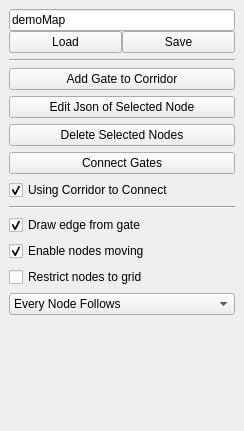
This is include/tmapping/UI/dockBuildMap.ui in StumboEugen/TMapping as Qt 5 draws it before an edit. The edited form follows.
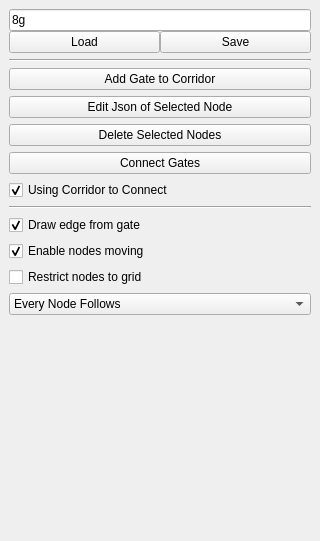
This is the edited form.

```diff
--- a/include/tmapping/UI/dockBuildMap.ui
+++ b/include/tmapping/UI/dockBuildMap.ui
@@ -6,14 +6,14 @@
    <rect>
     <x>0</x>
     <y>0</y>
-    <width>244</width>
-    <height>431</height>
+    <width>320</width>
+    <height>541</height>
    </rect>
   </property>
   <property name="minimumSize">
    <size>
-    <width>226</width>
-    <height>386</height>
+    <width>320</width>
+    <height>541</height>
    </size>
   </property>
   <property name="features">
@@ -35,7 +35,7 @@
       <item>
        <widget class="QLineEdit" name="mapName">
         <property name="text">
-         <string>demoMap</string>
+         <string>8g</string>
         </property>
        </widget>
       </item>
```
